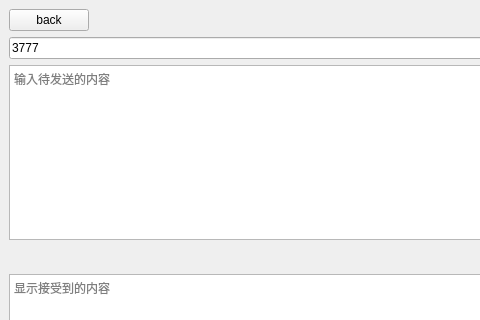
Above: src/forms/mainWindows/tcpServer.ui from rrrriiiiich/iams before the change; both pictures show x 0 to 480 and y 0 to 320 of the 800 by 480 pixel window. Below: the same form after it.
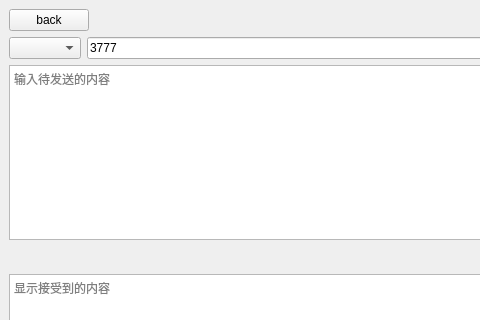
That is the form after the change.

What changed in the file:
```diff
--- a/src/forms/mainWindows/tcpServer.ui
+++ b/src/forms/mainWindows/tcpServer.ui
@@ -47,6 +47,9 @@
     </item>
     <item row="1" column="0">
      <layout class="QHBoxLayout" name="listen">
+      <item>
+       <widget class="QComboBox" name="addressComboBox"/>
+      </item>
       <item>
        <widget class="QLineEdit" name="portEdit">
         <property name="text">
```
Left out of the diff: 6 changed lines with no effect on the pictures.
